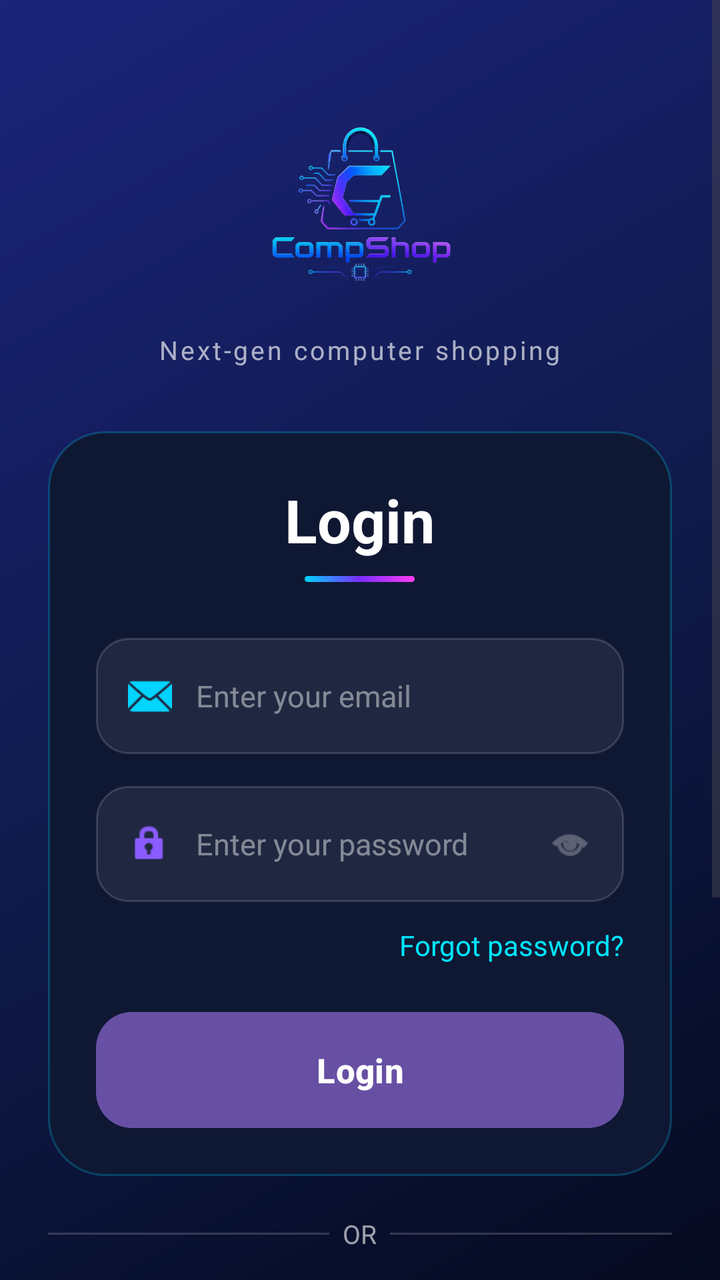
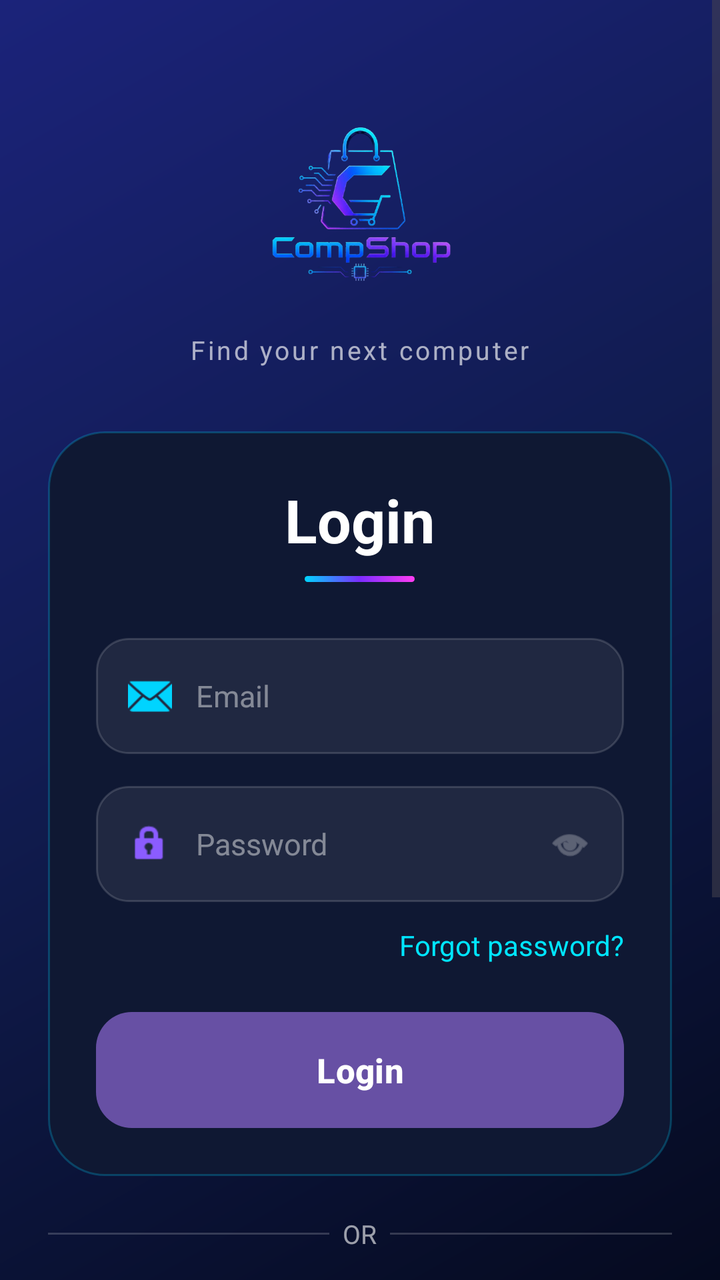

Before-and-after screenshots of an Android layout around one commit, followed by the original layout XML and the change that was made.
<!-- AndroidManifest.xml: application theme Theme.CompShop -->
<!-- res/layout/activity_login.xml -->
<?xml version="1.0" encoding="utf-8"?>
<androidx.constraintlayout.widget.ConstraintLayout
    xmlns:android="http://schemas.android.com/apk/res/android"
    xmlns:app="http://schemas.android.com/apk/res-auto"
    android:layout_width="match_parent"
    android:layout_height="match_parent"
    android:background="@drawable/gradient_bg">

    <ScrollView
        android:layout_width="match_parent"
        android:layout_height="match_parent"
        android:fillViewport="true"
        app:layout_constraintTop_toTopOf="parent"
        app:layout_constraintBottom_toBottomOf="parent">

        <LinearLayout
            android:layout_width="match_parent"
            android:layout_height="wrap_content"
            android:orientation="vertical"
            android:paddingStart="24dp"
            android:paddingEnd="24dp"
            android:paddingBottom="32dp"
            android:gravity="center">

            
            <ImageView
                android:layout_width="110dp"
                android:layout_height="110dp"
                android:src="@drawable/ic_logo"
                android:layout_marginTop="48dp"
                android:layout_marginBottom="8dp"
                android:scaleType="fitCenter"/>

            <TextView
                android:layout_width="wrap_content"
                android:layout_height="wrap_content"
                android:text="Next-gen computer shopping"
                android:textSize="13sp"
                android:textColor="#A6FFFFFF"
                android:letterSpacing="0.1"
                android:layout_marginBottom="32dp"/>

            
            <LinearLayout
                android:layout_width="match_parent"
                android:layout_height="wrap_content"
                android:orientation="vertical"
                android:padding="24dp"
                android:background="@drawable/card_glass_neon"
                android:layout_marginBottom="20dp">

                
                <TextView
                    android:layout_width="wrap_content"
                    android:layout_height="wrap_content"
                    android:text="@string/login"
                    android:textSize="30sp"
                    android:textStyle="bold"
                    android:textColor="#FFFFFF"
                    android:layout_gravity="center"
                    android:layout_marginBottom="8dp"/>

                
                <View
                    android:layout_width="55dp"
                    android:layout_height="3dp"
                    android:background="@drawable/btn_neon_gradient"
                    android:layout_gravity="center"
                    android:layout_marginBottom="28dp"/>

                
                <LinearLayout
                    android:layout_width="match_parent"
                    android:layout_height="58dp"
                    android:orientation="horizontal"
                    android:gravity="center_vertical"
                    android:background="@drawable/input_neon"
                    android:paddingStart="16dp"
                    android:paddingEnd="16dp"
                    android:layout_marginBottom="16dp">

                    <ImageView
                        android:layout_width="22dp"
                        android:layout_height="22dp"
                        android:src="@android:drawable/ic_dialog_email"
                        app:tint="#00D4FF"
                        android:layout_marginEnd="12dp"/>

                    <EditText
                        android:id="@+id/etEmail"
                        android:layout_width="match_parent"
                        android:layout_height="match_parent"
                        android:hint="Enter your email"
                        android:inputType="textEmailAddress"
                        android:textColor="#FFFFFF"
                        android:textColorHint="#73FFFFFF"
                        android:background="@android:color/transparent"
                        android:textSize="15sp"/>

                </LinearLayout>

                
                <LinearLayout
                    android:layout_width="match_parent"
                    android:layout_height="58dp"
                    android:orientation="horizontal"
                    android:gravity="center_vertical"
                    android:background="@drawable/input_neon"
                    android:paddingStart="16dp"
                    android:paddingEnd="16dp"
                    android:layout_marginBottom="12dp">

                    <ImageView
                        android:layout_width="22dp"
                        android:layout_height="22dp"
                        android:src="@android:drawable/ic_lock_idle_lock"
                        app:tint="#8B5CFF"
                        android:layout_marginEnd="12dp"/>

                    <EditText
                        android:id="@+id/etPassword"
                        android:layout_width="0dp"
                        android:layout_height="match_parent"
                        android:layout_weight="1"
                        android:hint="Enter your password"
                        android:inputType="textPassword"
                        android:textColor="#FFFFFF"
                        android:textColorHint="#73FFFFFF"
                        android:background="@android:color/transparent"
                        android:textSize="15sp"/>

                    <ImageView
                        android:id="@+id/ivTogglePassword"
                        android:layout_width="22dp"
                        android:layout_height="22dp"
                        android:src="@android:drawable/ic_menu_view"
                        app:tint="#73FFFFFF"/>

                </LinearLayout>

                
                <TextView
                    android:id="@+id/tvForgotPassword"
                    android:layout_width="wrap_content"
                    android:layout_height="wrap_content"
                    android:text="@string/forgot_password"
                    android:textColor="#00E5FF"
                    android:textSize="14sp"
                    android:layout_gravity="end"
                    android:layout_marginBottom="24dp"/>

                
                <Button
                    android:id="@+id/btnLogin"
                    android:layout_width="match_parent"
                    android:layout_height="58dp"
                    android:text="@string/login"
                    android:textSize="17sp"
                    android:textStyle="bold"
                    android:textColor="#FFFFFF"
                    android:background="@drawable/btn_neon_gradient"
                    android:stateListAnimator="@null"/>

            </LinearLayout>

            
            <LinearLayout
                android:layout_width="match_parent"
                android:layout_height="wrap_content"
                android:orientation="horizontal"
                android:gravity="center_vertical"
                android:layout_marginBottom="16dp">

                <View
                    android:layout_width="0dp"
                    android:layout_height="1dp"
                    android:layout_weight="1"
                    android:background="#2EFFFFFF"/>

                <TextView
                    android:layout_width="wrap_content"
                    android:layout_height="wrap_content"
                    android:text="  OR  "
                    android:textColor="#99FFFFFF"
                    android:textSize="13sp"/>

                <View
                    android:layout_width="0dp"
                    android:layout_height="1dp"
                    android:layout_weight="1"
                    android:background="#2EFFFFFF"/>

            </LinearLayout>

            
            <LinearLayout
                android:id="@+id/btnGoogle"
                android:layout_width="match_parent"
                android:layout_height="56dp"
                android:orientation="horizontal"
                android:gravity="center"
                android:background="@drawable/btn_social_neon"
                android:layout_marginBottom="12dp"
                android:clickable="true"
                android:focusable="true">

                <ImageView
                    android:layout_width="22dp"
                    android:layout_height="22dp"
                    android:src="@android:drawable/ic_menu_search"
                    app:tint="#FFFFFF"
                    android:layout_marginEnd="12dp"/>

                <TextView
                    android:layout_width="wrap_content"
                    android:layout_height="wrap_content"
                    android:text="@string/continue_google"
                    android:textColor="#FFFFFF"
                    android:textSize="15sp"
                    android:textStyle="bold"/>

            </LinearLayout>

            
            <LinearLayout
                android:id="@+id/btnFacebook"
                android:layout_width="match_parent"
                android:layout_height="56dp"
                android:orientation="horizontal"
                android:gravity="center"
                android:background="@drawable/btn_social_neon"
                android:layout_marginBottom="12dp"
                android:clickable="true"
                android:focusable="true">

                <ImageView
                    android:layout_width="22dp"
                    android:layout_height="22dp"
                    android:src="@android:drawable/ic_menu_share"
                    app:tint="#1877F2"
                    android:layout_marginEnd="12dp"/>

                <TextView
                    android:layout_width="wrap_content"
                    android:layout_height="wrap_content"
                    android:text="@string/continue_facebook"
                    android:textColor="#FFFFFF"
                    android:textSize="15sp"
                    android:textStyle="bold"/>

            </LinearLayout>

            
            <LinearLayout
                android:id="@+id/btnAnonymous"
                android:layout_width="match_parent"
                android:layout_height="56dp"
                android:orientation="horizontal"
                android:gravity="center"
                android:background="@drawable/btn_social_neon"
                android:layout_marginBottom="28dp"
                android:clickable="true"
                android:focusable="true">

                <ImageView
                    android:layout_width="22dp"
                    android:layout_height="22dp"
                    android:src="@android:drawable/ic_menu_myplaces"
                    app:tint="#8B5CFF"
                    android:layout_marginEnd="12dp"/>

                <TextView
                    android:layout_width="wrap_content"
                    android:layout_height="wrap_content"
                    android:text="@string/continue_anonymous"
                    android:textColor="#AAFFFFFF"
                    android:textSize="15sp"
                    android:textStyle="bold"/>

            </LinearLayout>

            
            <LinearLayout
                android:layout_width="wrap_content"
                android:layout_height="wrap_content"
                android:orientation="horizontal">

                <TextView
                    android:layout_width="wrap_content"
                    android:layout_height="wrap_content"
                    android:text="Don't have an account? "
                    android:textColor="#99FFFFFF"
                    android:textSize="14sp"/>

                <TextView
                    android:id="@+id/tvRegister"
                    android:layout_width="wrap_content"
                    android:layout_height="wrap_content"
                    android:text="Sign up"
                    android:textColor="#00E5FF"
                    android:textSize="14sp"
                    android:textStyle="bold"/>

            </LinearLayout>

        </LinearLayout>
    </ScrollView>

</androidx.constraintlayout.widget.ConstraintLayout>
<!-- resources referenced by this layout -->
<resources>
  <!-- drawable btn_neon_gradient (drawable) -->
  <?xml version="1.0" encoding="utf-8"?>
  <shape xmlns:android="http://schemas.android.com/apk/res/android"
      android:shape="rectangle">
      <gradient
          android:type="linear"
          android:angle="0"
          android:startColor="#00D4FF"
          android:centerColor="#7B2CFF"
          android:endColor="#FF3DF2"/>
      <corners android:radius="18dp"/>
  </shape>
  <!-- drawable btn_social_neon (drawable) -->
  <?xml version="1.0" encoding="utf-8"?>
  <shape xmlns:android="http://schemas.android.com/apk/res/android"
      android:shape="rectangle">
      <solid android:color="#0800D4FF"/>
      <stroke
          android:width="1dp"
          android:color="#4D00D4FF"/>
      <corners android:radius="16dp"/>
  </shape>
  <!-- drawable card_glass_neon (drawable) -->
  <?xml version="1.0" encoding="utf-8"?>
  <shape xmlns:android="http://schemas.android.com/apk/res/android"
      android:shape="rectangle">
      <solid android:color="#0F1833"/>
      <stroke
          android:width="1dp"
          android:color="#3D00D4FF"/>
      <corners android:radius="28dp"/>
  </shape>
  <!-- drawable gradient_bg (drawable) -->
  <?xml version="1.0" encoding="utf-8"?>
  <shape xmlns:android="http://schemas.android.com/apk/res/android">
      <gradient
          android:type="linear"
          android:angle="135"
          android:startColor="#050A1F"
          android:centerColor="#101B4D"
          android:endColor="#1B237A"/>
  </shape>
  <!-- drawable ic_logo: png bitmap (drawable, 106640 bytes) -->
  <!-- drawable input_neon (drawable) -->
  <?xml version="1.0" encoding="utf-8"?>
  <shape xmlns:android="http://schemas.android.com/apk/res/android"
      android:shape="rectangle">
      <solid android:color="#12FFFFFF"/>
      <stroke
          android:width="1dp"
          android:color="#26FFFFFF"/>
      <corners android:radius="16dp"/>
  </shape>
  <string name="continue_anonymous">Continue as Guest</string>
  <string name="continue_facebook">Continue with Facebook</string>
  <string name="continue_google">Continue with Google</string>
  <string name="forgot_password">Forgot password?</string>
  <string name="login">Login</string>
  <style name="Theme.CompShop" parent="Base.Theme.CompShop" />
  <style name="Base.Theme.CompShop" parent="Theme.Material3.DayNight.NoActionBar">
          
          
      </style>
</resources>

<!-- the commit's change to res/layout/activity_login.xml (unified diff, before → after) -->
@@ -34,7 +34,7 @@
             <TextView
                 android:layout_width="wrap_content"
                 android:layout_height="wrap_content"
-                android:text="Next-gen computer shopping"
+                android:text="@string/app_subtitle"
                 android:textSize="13sp"
                 android:textColor="#A6FFFFFF"
                 android:letterSpacing="0.1"
@@ -90,7 +90,7 @@
                         android:id="@+id/etEmail"
                         android:layout_width="match_parent"
                         android:layout_height="match_parent"
-                        android:hint="Enter your email"
+                        android:hint="@string/email"
                         android:inputType="textEmailAddress"
                         android:textColor="#FFFFFF"
                         android:textColorHint="#73FFFFFF"
@@ -122,7 +122,7 @@
                         android:layout_width="0dp"
                         android:layout_height="match_parent"
                         android:layout_weight="1"
-                        android:hint="Enter your password"
+                        android:hint="@string/password"
                         android:inputType="textPassword"
                         android:textColor="#FFFFFF"
                         android:textColorHint="#73FFFFFF"
@@ -288,7 +288,7 @@
                 <TextView
                     android:layout_width="wrap_content"
                     android:layout_height="wrap_content"
-                    android:text="Don't have an account? "
+                    android:text="@string/no_account"
                     android:textColor="#99FFFFFF"
                     android:textSize="14sp"/>
 
@@ -296,7 +296,7 @@
                     android:id="@+id/tvRegister"
                     android:layout_width="wrap_content"
                     android:layout_height="wrap_content"
-                    android:text="Sign up"
+                    android:text="@string/register"
                     android:textColor="#00E5FF"
                     android:textSize="14sp"
                     android:textStyle="bold"/>
<!-- resource entries referenced after the edit -->
@@ -53,11 +53,16 @@
           android:color="#26FFFFFF"/>
       <corners android:radius="16dp"/>
   </shape>
+  <string name="app_subtitle">Find your next computer</string>
   <string name="continue_anonymous">Continue as Guest</string>
   <string name="continue_facebook">Continue with Facebook</string>
   <string name="continue_google">Continue with Google</string>
+  <string name="email">Email</string>
   <string name="forgot_password">Forgot password?</string>
   <string name="login">Login</string>
+  <string name="no_account">Don\'t have an account? Register</string>
+  <string name="password">Password</string>
+  <string name="register">Register</string>
   <style name="Theme.CompShop" parent="Base.Theme.CompShop" />
   <style name="Base.Theme.CompShop" parent="Theme.Material3.DayNight.NoActionBar">
           
